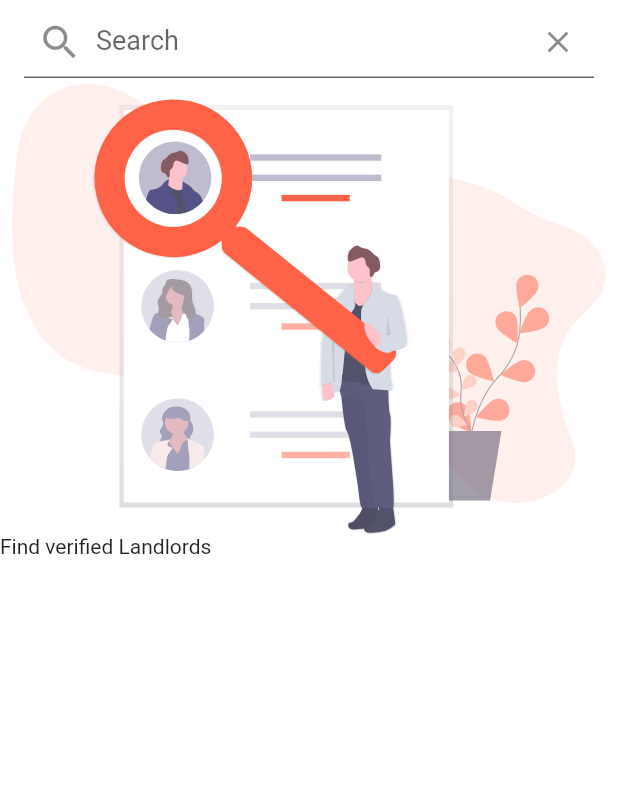
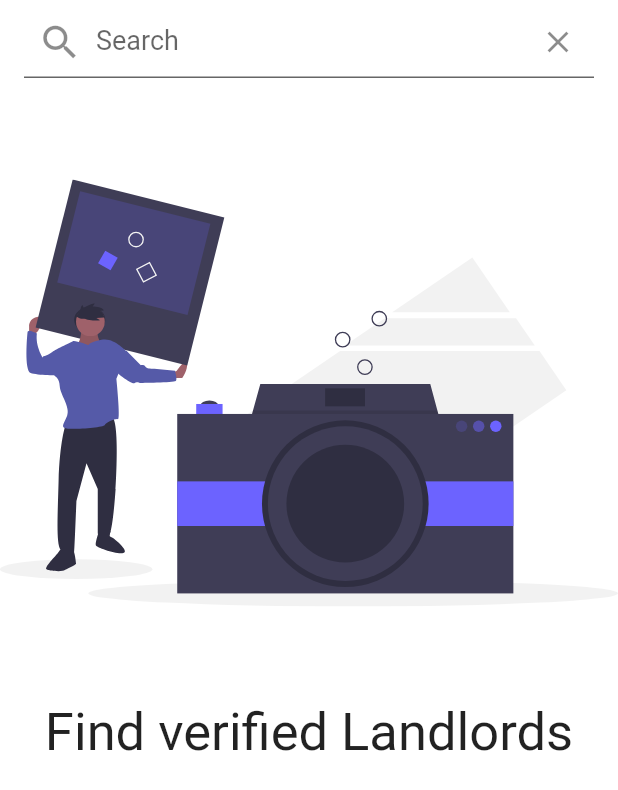
Before and after one commit to RonnyK36/finder, a Flutter app: the Search screen opened directly, on a phone screen of 412 x 824 dp. Shown: the top 790 px of the screen. Run offline on Flutter 3.47's test engine with Material 2 defaults, Android fonts, the phone set to English and light mode, and no system bars; our stand-ins replace cloud_firestore, firebase_auth, firebase_core, flutter_svg, get, google_fonts; accounts and stored records are empty; Roboto replaces fonts that are missing (NotoSansMono-Regular, Ubuntu); project files that could hold a hidden picture were left out.

Commit message:
Fixed SVG issue

```diff
--- a/lib/views/screens/search.dart
+++ b/lib/views/screens/search.dart
@@ -32,15 +32,22 @@ class _SearchState extends State<Search> {
           ),
         ),
       ),
-      body: Container(
-        child: Center(
+      body: SafeArea(
+        child: Container(
           child: ListView(
             children: [
               SvgPicture.asset(
-                'assets/images/search.svg',
-                height: 300,
+                'assets/images/upload.svg',
+                height: Config.screenHeight! * 0.5,
               ),
-              Text('Find verified Landlords')
+              Center(
+                child: Text(
+                  'Find verified Landlords',
+                  style: kUbuntu15.copyWith(
+                    fontSize: 35,
+                  ),
+                ),
+              ),
             ],
           ),
         ),
```
Also changed, not shown: pubspec.yaml (+17 -7 lines), assets/images/search copy.svg (added), images/create_account.png (renamed from images/create_account.svg), pubspec.lock.
